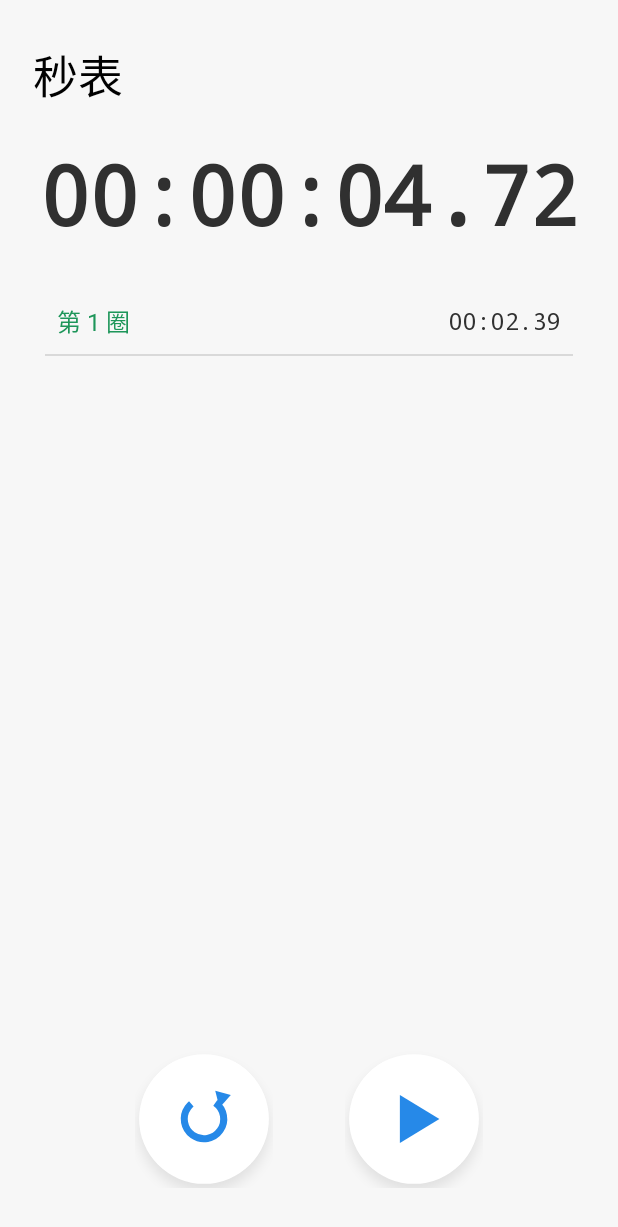
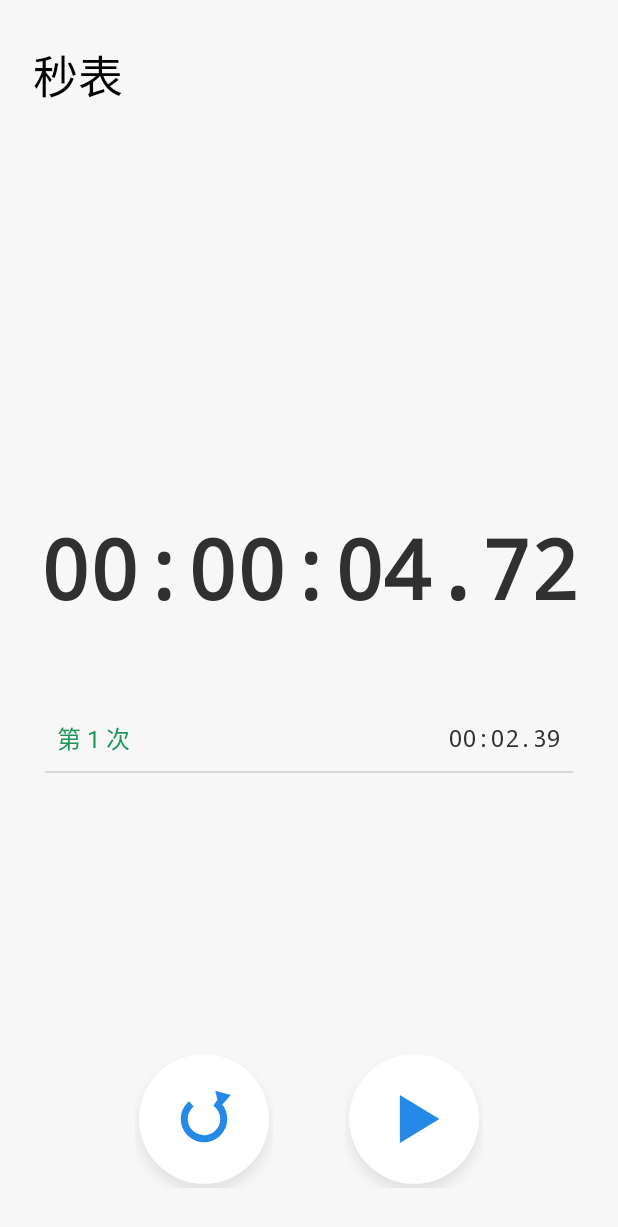
Before and after one commit to twodog168-debug/miaobiao, an Android app: the screen it shows after launch (MainActivity), after a tap on "暂停", on a phone screen of 412 x 824 dp. Shown: the top 1227 px of the screen. Run offline under Robolectric (Android 15) with nearby library versions, the phone set to English and light mode, and no system bars; 2 other taps on this screen came first.

Commit message:
Update MainActivity.kt

```diff
--- a/app/src/main/java/com/example/stopwatch/MainActivity.kt
+++ b/app/src/main/java/com/example/stopwatch/MainActivity.kt
@@ -11,6 +11,7 @@ import android.os.Looper
 import android.os.SystemClock
 import android.view.Gravity
 import android.view.View
+import android.widget.FrameLayout
 import android.widget.LinearLayout
 import android.widget.ScrollView
 import android.widget.TextView
@@ -23,7 +24,7 @@ class MainActivity : Activity() {
     private val blue = Color.rgb(38, 137, 232)
     private val dark = Color.rgb(48, 48, 48)
 
-    // ✅ 把枚举类移到 inner class 外面，放在 MainActivity 类体里
+    // ✅ 枚举类放在这里
     enum class Icon { PLAY, PAUSE, LAP, RESET }
 
     private lateinit var timeText: TextView
@@ -75,24 +76,39 @@ class MainActivity : Activity() {
         }
         page.addView(header, LinearLayout.LayoutParams(-1, dp(64)))
 
-        val centerArea = LinearLayout(this).apply {
-            orientation = LinearLayout.VERTICAL
-            gravity = Gravity.CENTER
-        }
+        // ✅ 使用 FrameLayout 让时间绝对居中，不受下方计次列表影响
+        val centerArea = FrameLayout(this)
         val centerParams = LinearLayout.LayoutParams(-1, 0, 1f)
+
         timeText = TextView(this).apply {
             text = "00:00:00.00"
             setTextColor(dark)
             gravity = Gravity.CENTER
             includeFontPadding = false
             textSize = 55f
-    // ✅ 等宽粗体：绝对不抖，且够粗
             typeface = Typeface.create(Typeface.MONOSPACE, Typeface.BOLD)
             maxLines = 1
             setSingleLine(true)
-    // 注意：去掉了 letterSpacing，等宽字体自带固定字距，再加负值会挤在一起
+
+            // ✅ 动态自适应字号：防止粗体太宽超出屏幕
+            post {
+                val availableWidth = width - paddingLeft - paddingRight
+                if (availableWidth > 0) {
+                    var currentSize = 55f
+                    var textWidth = paint.measureText(text.toString())
+                    while (textWidth > availableWidth && currentSize > 12f) {
+                        currentSize -= 1f
+                        textSize = currentSize
+                        textWidth = paint.measureText(text.toString())
                     }
-        centerArea.addView(timeText, LinearLayout.LayoutParams(-1, dp(100)))
+                }
+            }
+        }
+
+        // ✅ 将时间绝对固定在正中间
+        centerArea.addView(timeText, FrameLayout.LayoutParams(-1, -2).apply {
+            gravity = Gravity.CENTER
+        })
 
         val scroll = ScrollView(this).apply {
             isFillViewport = false
@@ -103,7 +119,12 @@ class MainActivity : Activity() {
             setPadding(dp(8), dp(10), dp(8), dp(10))
         }
         scroll.addView(lapContainer)
-        centerArea.addView(scroll, LinearLayout.LayoutParams(-1, 0, 1f))
+
+        // ✅ 计次列表放在下半区（限高，防止圈数多时遮挡时间）
+        centerArea.addView(scroll, FrameLayout.LayoutParams(-1, dp(220)).apply {
+            gravity = Gravity.BOTTOM
+        })
+
         page.addView(centerArea, centerParams)
 
         val controls = LinearLayout(this).apply {
@@ -178,20 +199,20 @@ class MainActivity : Activity() {
 
     private fun renderButtons() {
         if (running) {
-            leftButton.icon = Icon.LAP          // ✅ 改这里
+            leftButton.icon = Icon.LAP
             leftButton.contentDescription = "计次"
-            rightButton.icon = Icon.PAUSE       // ✅ 改这里
+            rightButton.icon = Icon.PAUSE
             rightButton.contentDescription = "暂停"
             leftButton.visibility = View.VISIBLE
         } else if (elapsedBeforeStart > 0L) {
-            leftButton.icon = Icon.RESET        // ✅ 改这里
+            leftButton.icon = Icon.RESET
             leftButton.contentDescription = "重置"
-            rightButton.icon = Icon.PLAY        // ✅ 改这里
+            rightButton.icon = Icon.PLAY
             rightButton.contentDescription = "继续"
             leftButton.visibility = View.VISIBLE
         } else {
             leftButton.visibility = View.GONE
-            rightButton.icon = Icon.PLAY        // ✅ 改这里
+            rightButton.icon = Icon.PLAY
             rightButton.contentDescription = "开始"
         }
         leftButton.invalidate()
@@ -210,7 +231,7 @@ class MainActivity : Activity() {
                 setPadding(dp(8), dp(10), dp(8), dp(10))
             }
             val label = TextView(this).apply {
-                text = "第 $number 圈"
+                text = "第 $number 次"
                 textSize = 16f
                 setTextColor(when (number) {
                     best -> Color.rgb(30, 150, 90)
@@ -243,8 +264,7 @@ class MainActivity : Activity() {
     private fun dp(value: Int): Int = (value * resources.displayMetrics.density + 0.5f).toInt()
 
     private inner class IconButton(context: android.content.Context) : View(context) {
-        // ❌ 删掉原来这里的 enum class Icon { PLAY, PAUSE, LAP, RESET }
-        var icon: Icon = Icon.PLAY   // ✅ 仍能引用 MainActivity 里的 Icon
+        var icon: Icon = Icon.PLAY
 
         private val paint = Paint(Paint.ANTI_ALIAS_FLAG).apply {
             color = blue
```
Lines whose indentation alone changed are shown as unchanged.
